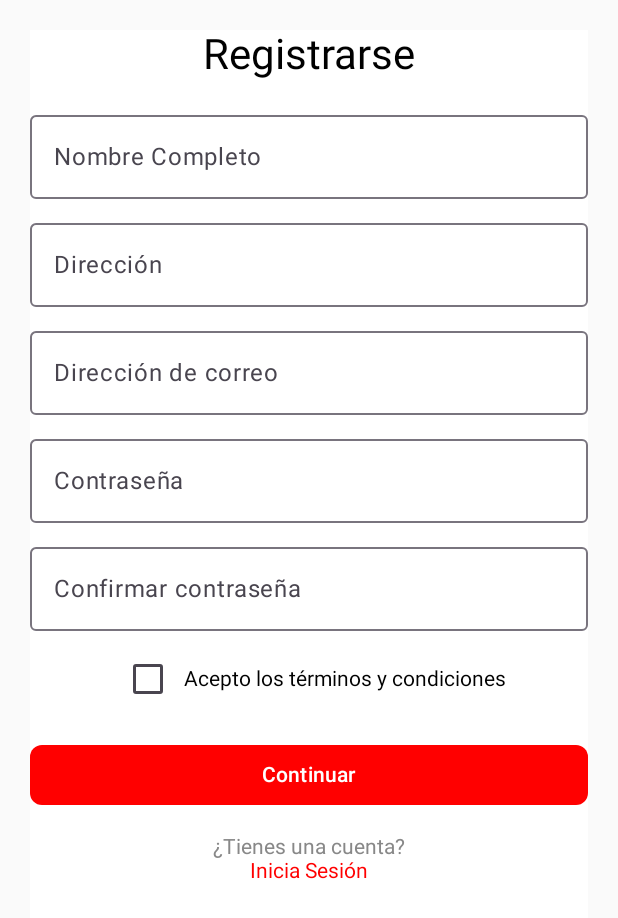
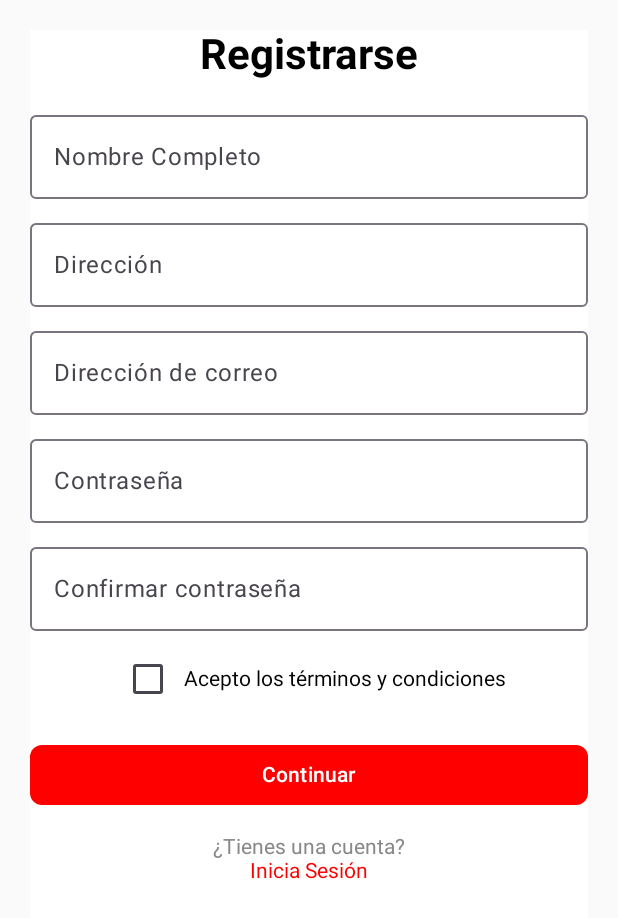
Before and after one commit to julianaMarin12/AppsMoviles, an Android app built with Jetpack Compose: the RegisterScreen screen opened through its navigation route, on a phone screen of 412 x 824 dp. Shown: the top 918 px of the screen. Run offline under Robolectric (Android 15) with nearby library versions, the phone set to English and light mode, and no system bars.

Commit message:
Updated RegisterScreen.kt

```diff
--- a/app/src/main/java/com/example/taller1/ui/theme/RegisterScreen.kt
+++ b/app/src/main/java/com/example/taller1/ui/theme/RegisterScreen.kt
@@ -16,6 +16,7 @@ import androidx.compose.ui.Alignment
 import androidx.compose.ui.Modifier
 import androidx.compose.ui.graphics.Color
 import androidx.compose.ui.text.TextStyle
+import androidx.compose.ui.text.font.FontWeight
 import androidx.compose.ui.text.input.KeyboardType
 import androidx.compose.ui.tooling.preview.Preview
 import androidx.compose.ui.unit.dp
@@ -43,7 +44,8 @@ fun RegisterScreen(navController: NavController) {
         Text(
             text = "Registrarse",
             fontSize = 28.sp,
-            style = TextStyle(color = Color.Black)
+            style = TextStyle(color = Color.Black),
+            fontWeight = FontWeight.Bold
         )
 
         Spacer(modifier = Modifier.height(16.dp))
```
